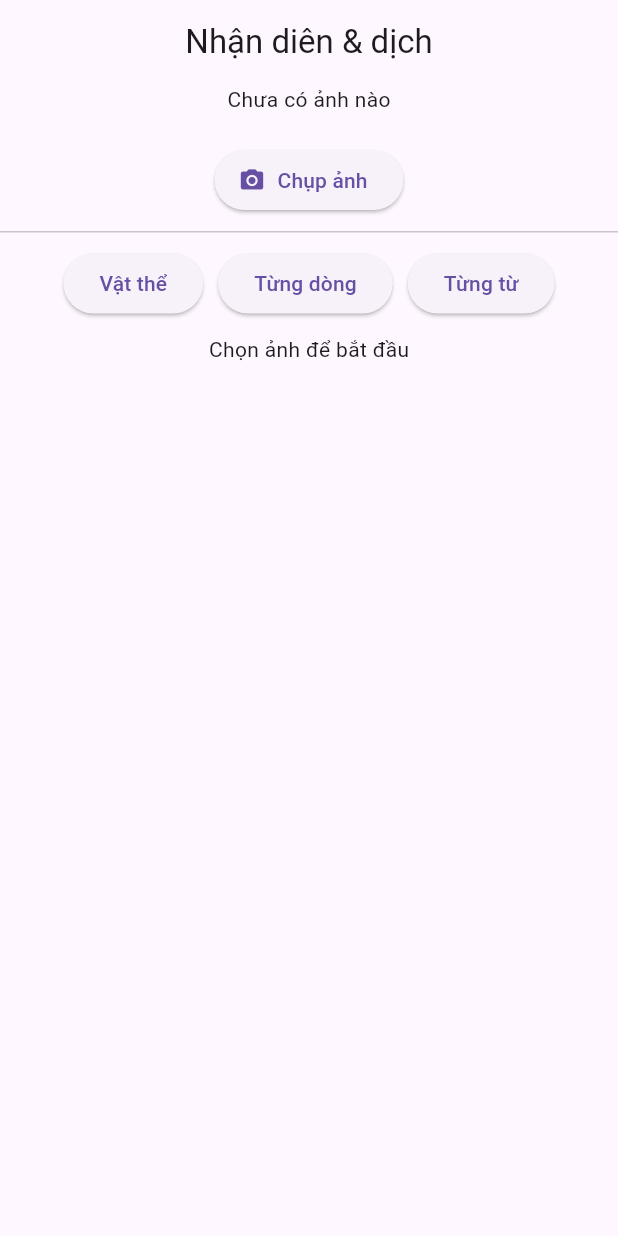
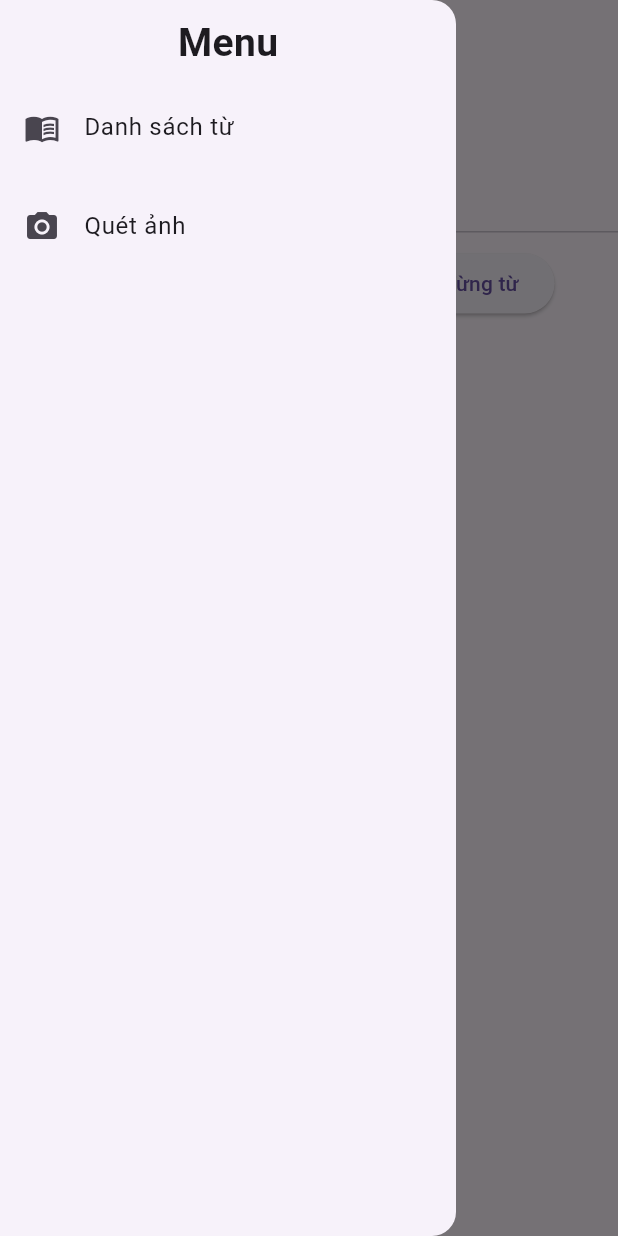
Before and after one commit to LeTienIT/app_learn_english, a Flutter app: the screen it shows after launch, with the side drawer open (before the commit the screen has no drawer), on a phone screen of 412 x 824 dp. Run offline on Flutter 3.47's test engine with Material 3 defaults, Android fonts, the phone set to English and light mode, and no system bars; our stand-ins replace flutter_bloc, flutter_tts, get_it, hive, hive_flutter, image_cropper and 1 more; missing offline and left inert: google_mlkit_language_id, google_mlkit_object_detection, google_mlkit_text_recognition, google_mlkit_translation; accounts and stored records are empty.

Commit message:
chỉnh sửa trạng thái, view khi thêm từ vựng. Thêm giao diện view danh sách từ và các hành động sửa - xóa (chưa có thêm trong feature dictionary). Thêm menu chuyển hướng, sửa lỗi scope khi cung cấp các bloc

```diff
--- a/lib/features/dictionary/domain/entities/word.dart
+++ b/lib/features/dictionary/domain/entities/word.dart
@@ -1,8 +1,9 @@
 class Word {
+  int? id;
   String english;
   String vietnamese;
   String? example;
   bool favorite;
 
-  Word({required this.english, required this.vietnamese, this.example, this.favorite=false});
+  Word({this.id,required this.english, required this.vietnamese, this.example, this.favorite=false});
 }
--- a/lib/features/dictionary/presentation/bloc/word_state.dart
+++ b/lib/features/dictionary/presentation/bloc/word_state.dart
@@ -11,6 +11,11 @@ class WordLoaded extends WordState {
   WordLoaded(this.words);
 }
 
+class WordAddSuccess extends WordState {
+  final Word word;
+  WordAddSuccess(this.word);
+}
+
 class WordError extends WordState {
   final String message;
   WordError(this.message);
--- a/lib/features/object_detection/presentation/screens/CameraScreen.dart
+++ b/lib/features/object_detection/presentation/screens/CameraScreen.dart
@@ -7,8 +7,11 @@ import 'package:image_cropper/image_cropper.dart';
 import 'package:learn_english/features/object_detection/presentation/bloc/image_translation_bloc.dart';
 import 'package:learn_english/features/object_detection/presentation/bloc/image_translation_state.dart';
 import 'package:learn_english/features/object_detection/presentation/bloc/object_detection_event.dart';
+import 'package:learn_english/features/shared/widget/menu.dart';
+import '../../../dictionary/domain/entities/word.dart';
 import '../../../dictionary/presentation/bloc/word_bloc.dart';
 import '../../../dictionary/presentation/bloc/word_event.dart';
+import '../../../dictionary/presentation/bloc/word_state.dart';
 import '../../../shared/widget/word_input_form.dart';
 import '../../domain/use_case/PickAndCropImageUseCase.dart';
 import '../../domain/use_case/TextToSpeechUseCase.dart';
@@ -34,30 +37,12 @@ class _ObjectDetectionPageState extends State<ObjectDetectionPage> {
     super.initState();
   }
 
-  void _showAddWordDialog(BuildContext context, {String? english, String? vietnamese, bool isEdit = false}) {
-    showDialog(
-      context: context,
-      builder: (_) {
-        return AlertDialog(
-          title: Text(isEdit ? "Edit Word" : "Add Word"),
-          content: WordInputForm(
-            initialEnglish: english,
-            initialVietnamese: vietnamese,
-            isEdit: isEdit,
-            onSubmit: (word) {
-              Navigator.of(context).pop(); // đóng popup
-              context.read<WordBloc>().add(AddWordEvent(word));
-            },
-          ),
-        );
-      },
-    );
-  }
 
   @override
   Widget build(BuildContext context) {
     return Scaffold(
-      appBar: AppBar(title: const Text("Nhận diên & dịch"),centerTitle: true,),
+      appBar: AppBar(title: const Text("Quét ảnh"),centerTitle: true,),
+      drawer: Drawer(child: MenuShare(),),
       body: SingleChildScrollView(
         child: Column(
           mainAxisAlignment: MainAxisAlignment.center,
@@ -137,41 +122,15 @@ class _ObjectDetectionPageState extends State<ObjectDetectionPage> {
               ],
             ),
             SizedBox(height: 10,),
-            // BlocBuilder<ObjectDetectionBloc, ObjectDetectionState>(
-            //   builder: (context, state) {
-            //     if (state is ObjectDetectionInitial) {
-            //       return const Text("Chưa có dữ liệu nhận diện.");
-            //     }
-            //
-            //     if (state is ObjectDetectionLoading) {
-            //       return const Center(child: CircularProgressIndicator());
-            //     }
-            //
-            //     if (state is ObjectDetectionSuccess) {
-            //       return Column(
-            //         children: state.labels.map((e) {
-            //           return Text("${e.label} - ${(e.confidence * 100).toStringAsFixed(1)}%");
-            //         }).toList(),
-            //       );
-            //     }
-            //
-            //     if (state is ObjectDetectionFailure) {
-            //       return Text(
-            //         "Lỗi: ${state.message}",
-            //         style: const TextStyle(color: Colors.red),
-            //       );
-            //     }
-            //
-            //     return const SizedBox.shrink();
-            //   },
-            // ),
             BlocBuilder<ImageTranslationBloc, ImageTranslationState>(
               builder: (context, state){
                 if (state is ImageTranslationInitial) {
                   return const Center(child: Text('Chọn ảnh để bắt đầu'));
-                } else if (state is ImageTranslationLoading) {
+                }
+                else if (state is ImageTranslationLoading) {
                   return const Center(child: CircularProgressIndicator());
-                } else if (state is ImageTranslationSuccess) {
+                }
+                else if (state is ImageTranslationSuccess) {
                   return Column(
                     crossAxisAlignment: CrossAxisAlignment.center,
                     children: [
@@ -231,7 +190,22 @@ class _ObjectDetectionPageState extends State<ObjectDetectionPage> {
                                     IconButton(
                                       icon: const Icon(Icons.save, color: Colors.green),
                                       onPressed: () {
-                                        _showAddWordDialog(context, english: line.originalText, vietnamese: line.translatedText, isEdit: false);
+                                        // _showAddWordDialog(context, english: line.originalText, vietnamese: line.translatedText, isEdit: false);
+                                        showDialog(
+                                          context: context,
+                                          builder: (_) => AddWordDialog(
+                                            initialEnglish: line.originalText,
+                                            initialVietnamese: line.translatedText,
+                                            onSave: (en, vi) {
+                                              context.read<WordBloc>().add(AddWordEvent(Word(
+                                                english: en,
+                                                vietnamese: vi,
+                                                example: '',
+                                                favorite: false,
+                                              )));
+                                            },
+                                          ),
+                                        );
                                       },
                                       tooltip: 'Lưu',
                                     ),
@@ -251,11 +225,30 @@ class _ObjectDetectionPageState extends State<ObjectDetectionPage> {
                       }).toList(),
                     ],
                   );
-                } else {
+                }
+                else if (state is ImageTranslationFailure){
+                  return Center(child: Text(state.message));
+                }
+                else {
                   return const Center(child: Text('Có lỗi xảy ra'));
                 }
               }
             ),
+            BlocListener<WordBloc, WordState>(
+              listener: (context, state) {
+                if (state is WordAddSuccess) {
+                  ScaffoldMessenger.of(context).showSnackBar(
+                    SnackBar(content: Text("Thêm từ '${state.word.english}' thành công"), backgroundColor: Colors.green,),
+                  );
+                }
+                else if (state is WordError) {
+                  ScaffoldMessenger.of(context).showSnackBar(
+                    SnackBar(content: Text(state.message),backgroundColor: Colors.redAccent,duration: Duration(seconds: 2),),
+                  );
+                }
+              },
+              child: SizedBox.shrink(),
+            )
           ],
         ),
       )
--- /dev/null
+++ b/lib/features/shared/widget/menu.dart
@@ -0,0 +1,39 @@
+import 'package:flutter/material.dart';
+
+class MenuShare extends StatefulWidget{
+  const MenuShare({super.key});
+
+  @override
+  State<StatefulWidget> createState() {
+    return _MenuShare();
+  }
+
+}
+class _MenuShare extends State<MenuShare>{
+  @override
+  Widget build(BuildContext context) {
+    return Column(
+      children: [
+        SizedBox(height: 10,),
+        Text("Menu", style: TextStyle(fontSize: 26,fontWeight: FontWeight.bold),),
+        SizedBox(height: 10,),
+        ListTile(
+          leading: const Icon(Icons.menu_book),
+          title: const Text("Danh sách từ"),
+          onTap: (){
+            Navigator.pushNamedAndRemoveUntil(context, '/dictionary', (route) => false);
+          },
+        ),
+        SizedBox(height: 10,),
+        ListTile(
+          leading: const Icon(Icons.camera_alt),
+          title: const Text("Quét ảnh"),
+          onTap: (){
+            Navigator.pushNamedAndRemoveUntil(context, '/imageObject', (route) => false);
+          },
+        ),
+      ],
+    );
+  }
+
+}
```
Also changed, not shown: lib/features/dictionary/data/datasources/word_data_source.dart (+6 -6 lines), lib/features/dictionary/data/repositories/word_repository_impl.dart (+17 -13 lines), lib/features/dictionary/presentation/bloc/word_bloc.dart (+7 -1 lines), lib/features/dictionary/presentation/screens/dictionaryScreen.dart (+119 -0 lines), lib/features/dictionary/presentation/screens/widget/WordItem.dart (added, +77 -0 lines), lib/features/shared/widget/word_input_form.dart (+61 -59 lines), lib/main.dart (+10 -7 lines).
